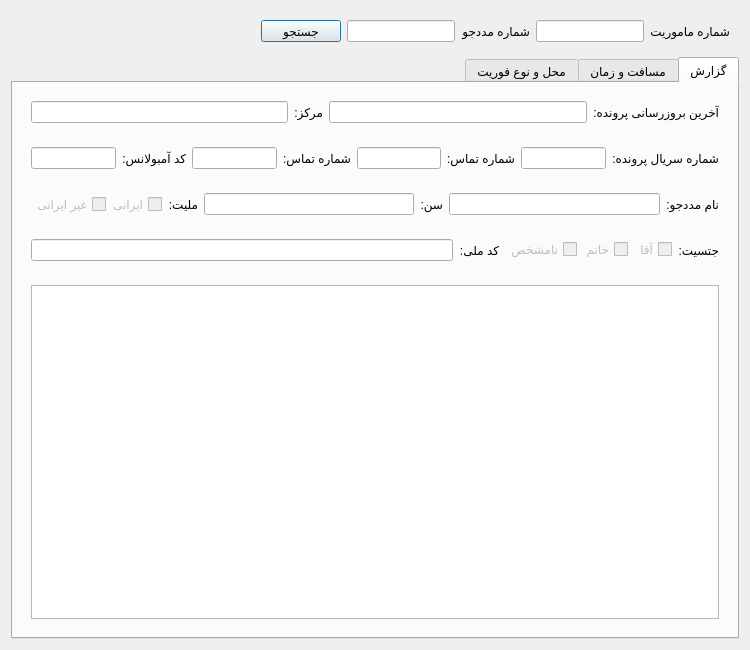
Old version of the form src/hamyar_paygah/new_ui/widgets/mission_details_tab.ui in the repository MohsenHNSJ/HamyarPaygahPy.
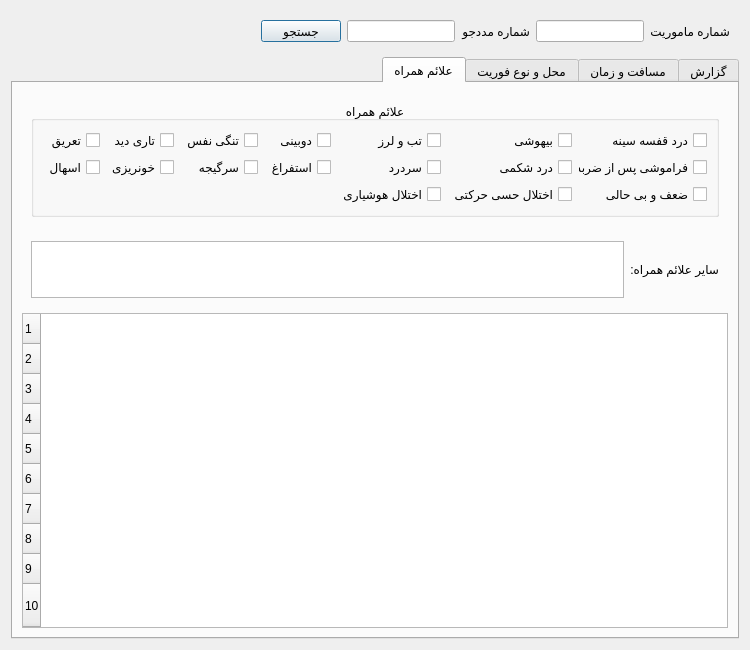
New version of the form.

Commit message: Added vital signs section Update creosote pre-commit hook

Patch:
```diff
--- a/src/hamyar_paygah/new_ui/widgets/mission_details_tab.ui
+++ b/src/hamyar_paygah/new_ui/widgets/mission_details_tab.ui
@@ -127,7 +127,7 @@
    <item>
     <widget class="QTabWidget" name="mission_data_tab_widget">
      <property name="currentIndex">
-      <number>0</number>
+      <number>3</number>
      </property>
      <property name="documentMode">
       <bool>false</bool>
@@ -367,7 +367,7 @@
           <item>
            <widget class="QCheckBox" name="iranian_nationality_checkBox">
             <property name="enabled">
-             <bool>false</bool>
+             <bool>true</bool>
             </property>
             <property name="maximumSize">
              <size>
@@ -386,7 +386,7 @@
           <item>
            <widget class="QCheckBox" name="foreign_nationality_checkBox">
             <property name="enabled">
-             <bool>false</bool>
+             <bool>true</bool>
             </property>
             <property name="maximumSize">
              <size>
@@ -430,7 +430,7 @@
           <item>
            <widget class="QCheckBox" name="is_male_checkBox">
             <property name="enabled">
-             <bool>false</bool>
+             <bool>true</bool>
             </property>
             <property name="maximumSize">
              <size>
@@ -446,7 +446,7 @@
           <item>
            <widget class="QCheckBox" name="is_female_checkBox">
             <property name="enabled">
-             <bool>false</bool>
+             <bool>true</bool>
             </property>
             <property name="maximumSize">
              <size>
@@ -462,7 +462,7 @@
           <item>
            <widget class="QCheckBox" name="is_gender_unknown_checkbox">
             <property name="enabled">
-             <bool>false</bool>
+             <bool>true</bool>
             </property>
             <property name="maximumSize">
              <size>
@@ -1460,6 +1460,247 @@
        </item>
       </layout>
      </widget>
+     <widget class="QWidget" name="symptoms_tab">
+      <attribute name="title">
+       <string>علائم همراه</string>
+      </attribute>
+      <layout class="QVBoxLayout" name="verticalLayout_5">
+       <item>
+        <widget class="QWidget" name="symptoms_section" native="true">
+         <property name="maximumSize">
+          <size>
+           <width>16777215</width>
+           <height>175</height>
+          </size>
+         </property>
+         <layout class="QGridLayout" name="gridLayout">
+          <item row="0" column="0">
+           <widget class="QGroupBox" name="symptoms_group_box">
+            <property name="maximumSize">
+             <size>
+              <width>16777215</width>
+              <height>175</height>
+             </size>
+            </property>
+            <property name="title">
+             <string>علائم همراه</string>
+            </property>
+            <property name="alignment">
+             <set>Qt::AlignmentFlag::AlignCenter</set>
+            </property>
+            <property name="flat">
+             <bool>false</bool>
+            </property>
+            <property name="checkable">
+             <bool>false</bool>
+            </property>
+            <layout class="QGridLayout" name="gridLayout_2">
+             <item row="2" column="1">
+              <widget class="QCheckBox" name="has_sensory_motor_disturbance_checkbox">
+               <property name="text">
+                <string>اختلال حسی حرکتی</string>
+               </property>
+              </widget>
+             </item>
+             <item row="1" column="0">
+              <widget class="QCheckBox" name="has_memory_loss_post_trauma_checkbox">
+               <property name="text">
+                <string>فراموشی پس از ضربه</string>
+               </property>
+              </widget>
+             </item>
+             <item row="1" column="1">
+              <widget class="QCheckBox" name="has_abdominal_pain_checkbox">
+               <property name="text">
+                <string>درد شکمی</string>
+               </property>
+              </widget>
+             </item>
+             <item row="0" column="4">
+              <widget class="QCheckBox" name="has_shortness_of_breath_checkbox">
+               <property name="text">
+                <string>تنگی نفس</string>
+               </property>
+              </widget>
+             </item>
+             <item row="2" column="2">
+              <widget class="QCheckBox" name="has_altered_consciousness_checkbox">
+               <property name="text">
+                <string>اختلال هوشیاری</string>
+               </property>
+              </widget>
+             </item>
+             <item row="1" column="3">
+              <widget class="QCheckBox" name="has_vomiting_checkbox">
+               <property name="text">
+                <string>استفراغ</string>
+               </property>
+              </widget>
+             </item>
+             <item row="1" column="5">
+              <widget class="QCheckBox" name="has_bleeding_checkbox">
+               <property name="text">
+                <string>خونریزی</string>
+               </property>
+              </widget>
+             </item>
+             <item row="1" column="6">
+              <widget class="QCheckBox" name="has_diarrhea_checkbox">
+               <property name="text">
+                <string>اسهال</string>
+               </property>
+              </widget>
+             </item>
+             <item row="0" column="3">
+              <widget class="QCheckBox" name="has_double_vision_checkbox">
+               <property name="text">
+                <string>دوبینی</string>
+               </property>
+              </widget>
+             </item>
+             <item row="1" column="2">
+              <widget class="QCheckBox" name="has_headache_checkbox">
+               <property name="text">
+                <string>سردرد</string>
+               </property>
+              </widget>
+             </item>
+             <item row="0" column="5">
+              <widget class="QCheckBox" name="has_blurred_vision_checkbox">
+               <property name="text">
+                <string>تاری دید</string>
+               </property>
+              </widget>
+             </item>
+             <item row="1" column="4">
+              <widget class="QCheckBox" name="has_dizziness_checkbox">
+               <property name="text">
+                <string>سرگیجه</string>
+               </property>
+              </widget>
+             </item>
+             <item row="0" column="1">
+              <widget class="QCheckBox" name="has_fainting_checkbox">
+               <property name="text">
+                <string>بیهوشی</string>
+               </property>
+              </widget>
+             </item>
+             <item row="0" column="2">
+              <widget class="QCheckBox" name="has_fever_chills_checkbox">
+               <property name="text">
+                <string>تب و لرز</string>
+               </property>
+              </widget>
+             </item>
+             <item row="0" column="0">
+              <widget class="QCheckBox" name="has_chest_pain_checkbox">
+               <property name="text">
+                <string>درد قفسه سینه</string>
+               </property>
+              </widget>
+             </item>
+             <item row="0" column="6">
+              <widget class="QCheckBox" name="has_sweating_checkbox">
+               <property name="text">
+                <string>تعریق</string>
+               </property>
+              </widget>
+             </item>
+             <item row="2" column="0">
+              <widget class="QCheckBox" name="has_weakness_checkBox">
+               <property name="text">
+                <string>ضعف و بی حالی</string>
+               </property>
+              </widget>
+             </item>
+            </layout>
+           </widget>
+          </item>
+         </layout>
+        </widget>
+       </item>
+       <item>
+        <widget class="QWidget" name="other_symptoms_section" native="true">
+         <property name="maximumSize">
+          <size>
+           <width>16777215</width>
+           <height>75</height>
+          </size>
+         </property>
+         <layout class="QHBoxLayout" name="horizontalLayout_21">
+          <item>
+           <widget class="QLabel" name="other_symptoms_label">
+            <property name="text">
+             <string>سایر علائم همراه:</string>
+            </property>
+            <property name="textFormat">
+             <enum>Qt::TextFormat::PlainText</enum>
+            </property>
+           </widget>
+          </item>
+          <item>
+           <widget class="QPlainTextEdit" name="other_symptoms_field">
+            <property name="readOnly">
+             <bool>true</bool>
+            </property>
+           </widget>
+          </item>
+         </layout>
+        </widget>
+       </item>
+       <item>
+        <widget class="QTableWidget" name="vital_signs_table_Widget">
+         <property name="focusPolicy">
+          <enum>Qt::FocusPolicy::NoFocus</enum>
+         </property>
+         <property name="layoutDirection">
+          <enum>Qt::LayoutDirection::LeftToRight</enum>
+         </property>
+         <property name="editTriggers">
+          <set>QAbstractItemView::EditTrigger::NoEditTriggers</set>
+         </property>
+         <property name="tabKeyNavigation">
+          <bool>false</bool>
+         </property>
+         <property name="showDropIndicator" stdset="0">
+          <bool>false</bool>
+         </property>
+         <property name="alternatingRowColors">
+          <bool>true</bool>
+         </property>
+         <property name="selectionMode">
+          <enum>QAbstractItemView::SelectionMode::NoSelection</enum>
+         </property>
+         <property name="cornerButtonEnabled">
+          <bool>false</bool>
+         </property>
+         <property name="rowCount">
+          <number>10</number>
+         </property>
+         <property name="supportedDragActions">
+          <set>Qt::DropAction::IgnoreAction</set>
+         </property>
+         <attribute name="verticalHeaderDefaultSectionSize">
+          <number>30</number>
+         </attribute>
+         <attribute name="verticalHeaderStretchLastSection">
+          <bool>true</bool>
+         </attribute>
+         <row/>
+         <row/>
+         <row/>
+         <row/>
+         <row/>
+         <row/>
+         <row/>
+         <row/>
+         <row/>
+         <row/>
+        </widget>
+       </item>
+      </layout>
+     </widget>
     </widget>
    </item>
   </layout>
```
Left out of the diff: 39 changed lines with no effect on the pictures. The commit also changes 8 other files.
